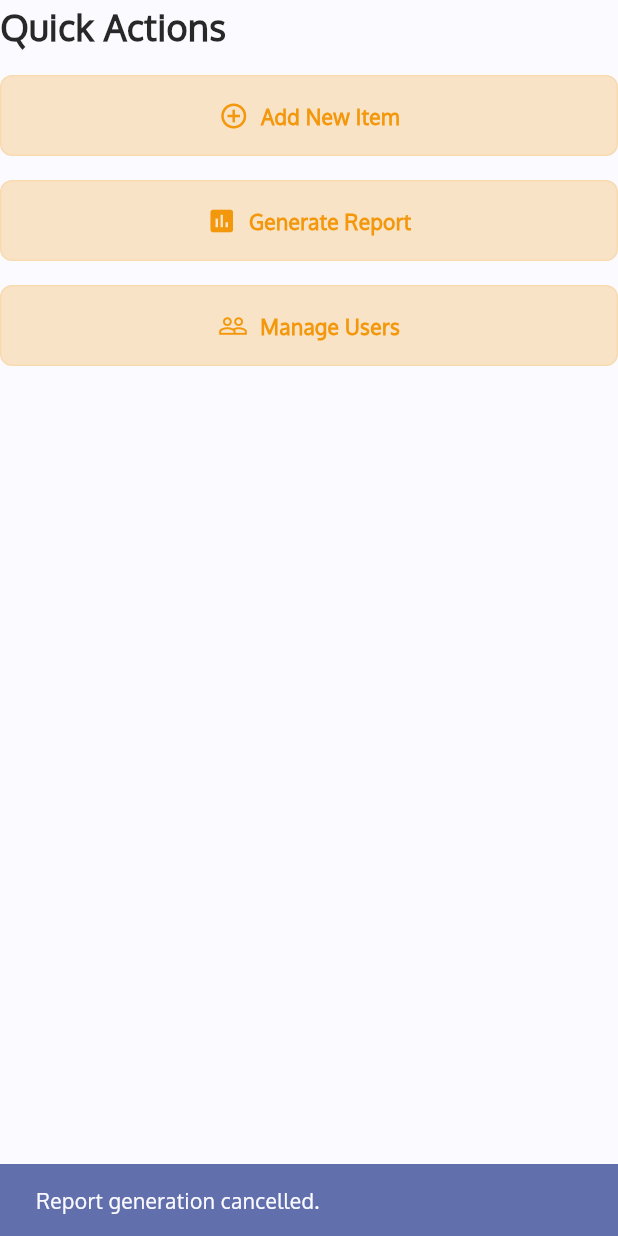
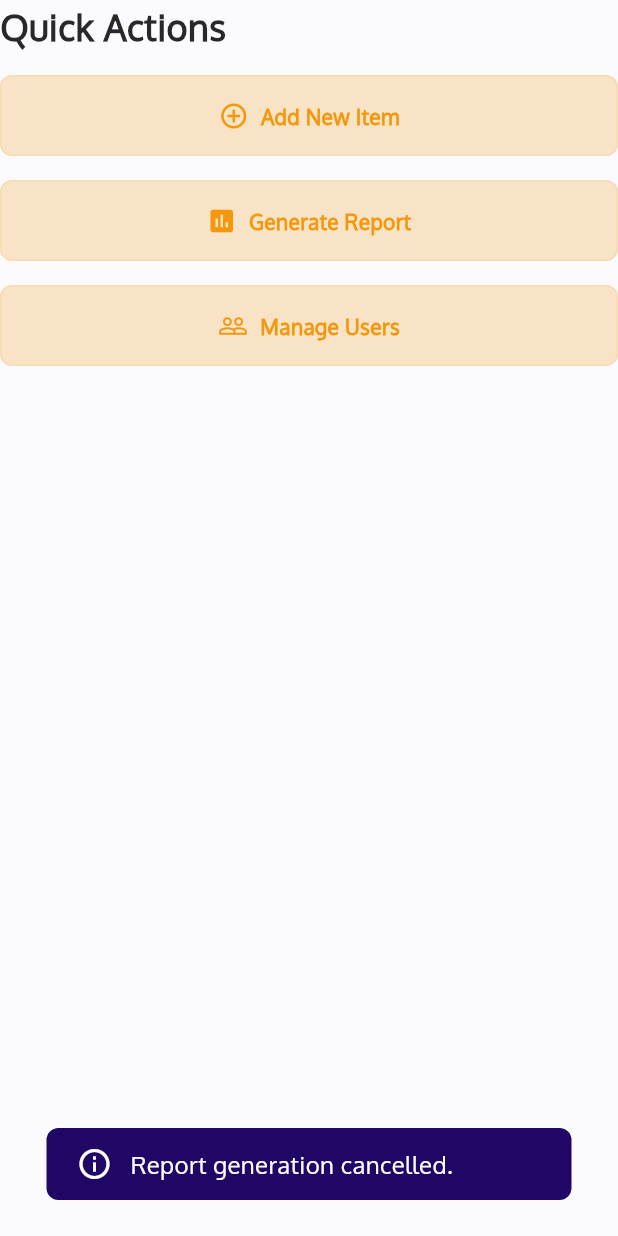
Before and after one commit to defUserName-404/Stockify, a Flutter app: the QuickActions widget shown alone on an empty page, opened directly, after a tap on "Generate Report", on a phone screen of 412 x 824 dp. Run offline on Flutter 3.47's test engine with Material 3 defaults, Android fonts, the phone set to English and light mode, and no system bars; our stand-ins replace csv, file_picker, fl_chart, flutter_local_notifications, open_file and 2 more; missing offline and left inert: dart:ffi, excel; accounts and stored records are empty; statements that could not run were skipped.

Commit message:
added custom snackbar

```diff
--- /dev/null
+++ b/stockify_app_flutter/lib/common/widget/custom_snackbar.dart
@@ -0,0 +1,77 @@
+import 'package:flutter/material.dart';
+import 'package:stockify_app_flutter/common/theme/colors.dart';
+
+enum SnackBarType { success, error, info }
+
+class CustomSnackBar {
+  CustomSnackBar._();
+
+  static Color _getBackgroundColor(SnackBarType type, BuildContext context) {
+    switch (type) {
+      case SnackBarType.success:
+        return AppColors.colorGreen;
+      case SnackBarType.error:
+        return AppColors.colorPink;
+      case SnackBarType.info:
+        return Theme.of(context).colorScheme.primary;
+    }
+  }
+
+  static IconData _getIcon(SnackBarType type, {IconData? icon}) {
+    if (icon != null) return icon;
+    switch (type) {
+      case SnackBarType.success:
+        return Icons.check_circle_outline;
+      case SnackBarType.error:
+        return Icons.error_outline;
+      case SnackBarType.info:
+        return Icons.info_outline;
+    }
+  }
+
+  static void show(
+      {required BuildContext context,
+      required String message,
+      required SnackBarType type,
+      IconData? icon}) {
+    ScaffoldMessenger.of(context).showSnackBar(
+      SnackBar(
+        content: Container(
+          padding: const EdgeInsets.symmetric(horizontal: 20.0, vertical: 12.0),
+          decoration: BoxDecoration(
+            color: _getBackgroundColor(type, context),
+            borderRadius: BorderRadius.circular(8.0),
+          ),
+          child: Row(
+            mainAxisSize: MainAxisSize.min,
+            children: [
+              Icon(
+                _getIcon(type),
+                color: Colors.white,
+              ),
+              const SizedBox(width: 12.0),
+              Flexible(
+                child: Text(
+                  message,
+                  style: const TextStyle(
+                    color: Colors.white,
+                    fontSize: 16.0,
+                    fontWeight: FontWeight.w500,
+                  ),
+                  overflow: TextOverflow.ellipsis,
+                  maxLines: 2,
+                ),
+              ),
+            ],
+          ),
+        ),
+        behavior: SnackBarBehavior.floating,
+        backgroundColor: Colors.transparent,
+        elevation: 0,
+        shape: RoundedRectangleBorder(borderRadius: BorderRadius.circular(8.0)),
+        duration: const Duration(seconds: 2),
+        dismissDirection: DismissDirection.horizontal,
+      ),
+    );
+  }
+}
--- a/stockify_app_flutter/lib/feature/dashboard/widget/quick_actions.dart
+++ b/stockify_app_flutter/lib/feature/dashboard/widget/quick_actions.dart
@@ -1,6 +1,7 @@
 import 'package:file_picker/file_picker.dart';
 import 'package:flutter/material.dart';
 import 'package:stockify_app_flutter/common/data/service/data_service.dart';
+import 'package:stockify_app_flutter/common/widget/custom_snackbar.dart';
 
 import '../../../common/theme/colors.dart';
 import '../../../common/widget/sidebar/app_layout.dart';
@@ -49,19 +50,23 @@ class QuickActions extends StatelessWidget {
                   if (outputFile != null) {
                     final dataService = DataService.instance;
                     await dataService.generatePdfReport(filePath: outputFile);
-                    ScaffoldMessenger.of(context).showSnackBar(
-                      const SnackBar(
-                          content: Text('Report generated successfully!')),
+                    CustomSnackBar.show(
+                      context: context,
+                      message: 'Report generated successfully!',
+                      type: SnackBarType.success,
                     );
                   } else {
-                    ScaffoldMessenger.of(context).showSnackBar(
-                      const SnackBar(
-                          content: Text('Report generation cancelled.')),
+                    CustomSnackBar.show(
+                      context: context,
+                      message: 'Report generation cancelled.',
+                      type: SnackBarType.info,
                     );
                   }
                 } catch (e) {
-                  ScaffoldMessenger.of(context).showSnackBar(
-                    SnackBar(content: Text('Error generating report: $e')),
+                  CustomSnackBar.show(
+                    context: context,
+                    message: 'Error generating report: $e',
+                    type: SnackBarType.error,
                   );
                 }
               },
--- a/stockify_app_flutter/lib/main.dart
+++ b/stockify_app_flutter/lib/main.dart
@@ -3,6 +3,7 @@ import 'package:provider/provider.dart';
 import 'package:stockify_app_flutter/common/widget/sidebar/app_layout.dart';
 import 'package:stockify_app_flutter/feature/notification/service/notification_service.dart';
 import 'package:stockify_app_flutter/feature/notification/service/notification_storage_service.dart';
+
 
 import 'common/shared-preference/shared_preference_service.dart';
 import 'common/theme/controller/theme_controller.dart';
```
Also changed, not shown: stockify_app_flutter/lib/feature/settings/screen/settings_screen.dart (+45 -33 lines).
